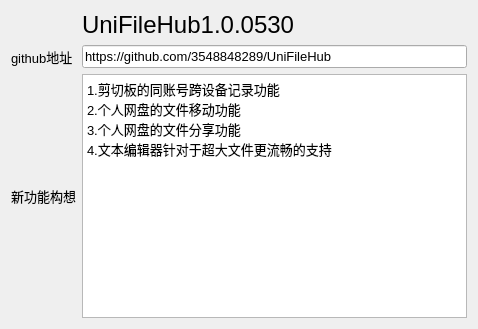
Above: MoreFunction/MoreFunction.ui from 3548848289/UniFileHub before the change. Below: the same form after it.
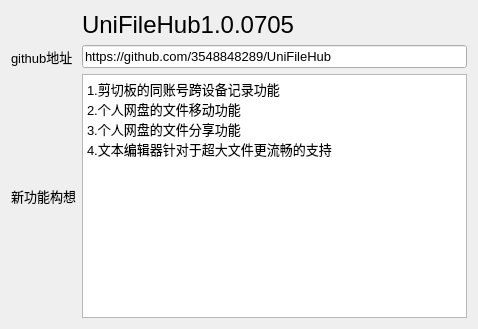
That is the form after the change. Icons and pictures are not drawn.

```diff
--- a/MoreFunction/MoreFunction.ui
+++ b/MoreFunction/MoreFunction.ui
@@ -82,7 +82,7 @@
       </font>
      </property>
      <property name="text">
-      <string>UniFileHub1.0.0530</string>
+      <string>UniFileHub1.0.0705</string>
      </property>
     </widget>
    </item>
```
